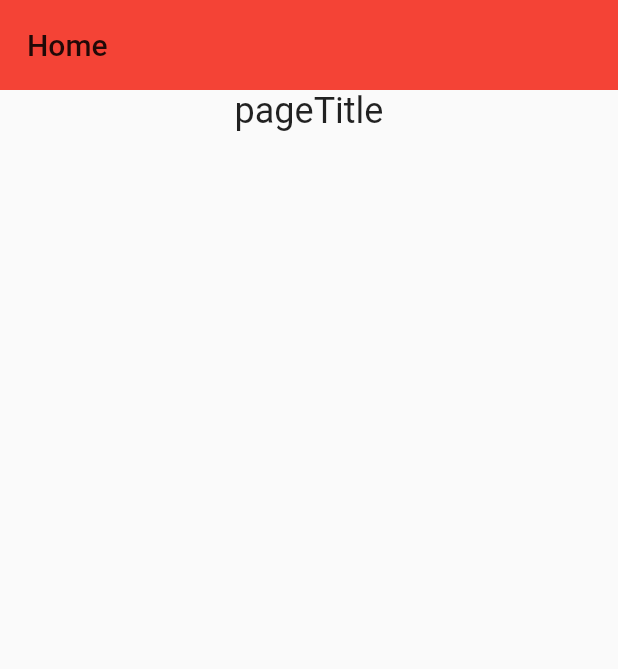
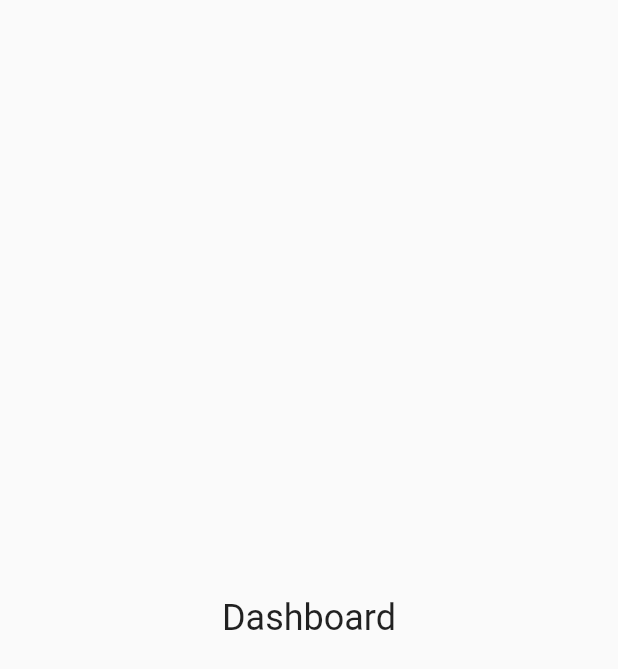
Before and after one commit to Adotac/SAMIDS-Project, a Flutter app: the screen it shows after launch, on a phone screen of 412 x 824 dp. Shown: the top 669 px of the screen. Run offline on Flutter 3.47's test engine with Material 2 defaults, Android fonts, the phone set to English and light mode, and no system bars; our stand-ins replace sidebarx; missing offline and left inert: dart:html.

Commit message:
sidebar working

```diff
--- a/_flutter src-code/lib/src/app.dart
+++ b/_flutter src-code/lib/src/app.dart
@@ -1,7 +1,8 @@
 import 'package:flutter/material.dart';
 
 import 'package:flutter_localizations/flutter_localizations.dart';
-import 'package:samids_web_app/src/screen/admin/dashboard.dart';
+
+import 'package:samids_web_app/src/screen/admin/admin_view.dart';
 import 'package:samids_web_app/src/screen/login.dart';
 import 'package:samids_web_app/src/settings/settings_controller.dart';
 
@@ -64,7 +65,7 @@ class MyApp extends StatelessWidget {
             return MaterialPageRoute<void>(
               settings: routeSettings,
               builder: (BuildContext context) {
-                return AdminDashboard();
+                return AdminView();
               },
             );
           },
--- /dev/null
+++ b/_flutter src-code/lib/src/constant/constant_values.dart
@@ -0,0 +1,25 @@
+import 'package:flutter/material.dart';
+
+String getTitleByIndex(int index) {
+  switch (index) {
+    case 0:
+      return 'Dashboard';
+    case 1:
+      return 'Attendance';
+    case 2:
+      return 'Classes';
+    case 3:
+      return 'Accounts';
+    case 4:
+      return 'Configurations';
+    default:
+      return 'Not found page';
+  }
+}
+
+const primaryColor = Color(0xFF685BFF);
+const scaffoldBackgroundColor = Color(0xFF464667);
+const accentCanvasColor = Color(0xFF3E3E61);
+const black = Colors.black;
+final actionColor = const Color(0xFF5F5FA7).withOpacity(0.6);
+final divider = Divider(color: black.withOpacity(0.3), height: 1);
--- /dev/null
+++ b/_flutter src-code/lib/src/screen/admin/admin_view.dart
@@ -0,0 +1,38 @@
+// ignore_for_file: prefer_const_constructors
+
+import 'package:flutter/material.dart';
+import 'package:samids_web_app/src/screen/admin/screen_navigator.dart';
+import 'package:samids_web_app/src/screen/admin/sidebar_navigator.dart';
+import 'package:sidebarx/sidebarx.dart';
+
+class AdminView extends StatelessWidget {
+  AdminView({Key? key}) : super(key: key);
+
+  final _controller = SidebarXController(selectedIndex: 0, extended: true);
+  final _key = GlobalKey<ScaffoldState>();
+
+  @override
+  Widget build(BuildContext context) {
+    return Builder(
+      builder: (context) {
+        final isSmallScreen = MediaQuery.of(context).size.width < 600;
+        return Scaffold(
+          key: _key,
+          // drawer: ExampleSidebarX(controller: _controller),
+          body: Row(
+            children: [
+              if (!isSmallScreen) SideBarX(controller: _controller),
+              Expanded(
+                child: Center(
+                  child: ScreenNavigator(
+                    controller: _controller,
+                  ),
+                ),
+              ),
+            ],
+          ),
+        );
+      },
+    );
+  }
+}
--- a/_flutter src-code/lib/src/screen/admin/dashboard.dart
+++ /dev/null
@@ -1,207 +0,0 @@
-// ignore_for_file: prefer_const_constructors
-
-import 'package:flutter/material.dart';
-import 'package:sidebarx/sidebarx.dart';
-
-class AdminDashboard extends StatelessWidget {
-  AdminDashboard({Key? key}) : super(key: key);
-
-  final _controller = SidebarXController(selectedIndex: 0, extended: true);
-  final _key = GlobalKey<ScaffoldState>();
-
-  @override
-  Widget build(BuildContext context) {
-    return Builder(
-      builder: (context) {
-        final isSmallScreen = MediaQuery.of(context).size.width < 600;
-        return Scaffold(
-          key: _key,
-
-          // drawer: ExampleSidebarX(controller: _controller),
-          body: Row(
-            children: [
-              if (!isSmallScreen) ExampleSidebarX(controller: _controller),
-              Expanded(
-                child: Center(
-                  child: _ScreensExample(
-                    controller: _controller,
-                  ),
-                ),
-              ),
-            ],
-          ),
-        );
-      },
-    );
-  }
-}
-
-class ExampleSidebarX extends StatelessWidget {
-  const ExampleSidebarX({
-    Key? key,
-    required SidebarXController controller,
-  })  : _controller = controller,
-        super(key: key);
-
-  final SidebarXController _controller;
-
-  @override
-  Widget build(BuildContext context) {
-    return SidebarX(
-      showToggleButton: false,
-      controller: _controller,
-      theme: SidebarXTheme(
-        margin: const EdgeInsets.all(10),
-        decoration: BoxDecoration(
-          // color: canvasColor,
-          borderRadius: BorderRadius.circular(20),
-        ),
-        // hoverColor: scaffoldBackgroundColor,
-        textStyle: TextStyle(color: Colors.black.withOpacity(0.7)),
-        selectedTextStyle: const TextStyle(color: Colors.black),
-        itemTextPadding: const EdgeInsets.only(left: 30),
-        selectedItemTextPadding: const EdgeInsets.only(left: 30),
-        itemDecoration: BoxDecoration(
-          borderRadius: BorderRadius.circular(5),
-          // border: Border.all(color: canvasColor),
-        ),
-        selectedItemDecoration: BoxDecoration(
-          borderRadius: BorderRadius.circular(5),
-          border: Border.all(
-            color: actionColor.withOpacity(0.37),
-          ),
-          // gradient: const LinearGradient(
-          //   colors: [accentCanvasColor, canvasColor],
-          // ),
-          boxShadow: [
-            BoxShadow(
-              color: Colors.white,
-            )
-          ],
-        ),
-        iconTheme: IconThemeData(
-          color: Colors.black,
-          size: 20,
-        ),
-        selectedIconTheme: const IconThemeData(
-          color: Colors.black,
-          size: 20,
-        ),
-      ),
-      extendedTheme: const SidebarXTheme(
-        width: 200,
-        decoration: BoxDecoration(
-          color: Colors.grey,
-        ),
-      ),
-      footerDivider: divider,
-      headerBuilder: (context, extended) {
-        return SizedBox(
-          // height: 1,
-          child: Padding(
-            padding: const EdgeInsets.all(16.0),
-            child: Text("SAMSS"),
-          ),
-        );
-      },
-      items: [
-        SidebarXItem(
-          icon: Icons.home,
-          label: 'Home',
-          onTap: () {
-            debugPrint('Home');
-          },
-        ),
-        const SidebarXItem(
-          icon: Icons.search,
-          label: 'Search',
-        ),
-        const SidebarXItem(
-          icon: Icons.people,
-          label: 'People',
-        ),
-        const SidebarXItem(
-          icon: Icons.favorite,
-          label: 'Favorites',
-        ),
-      ],
-    );
-  }
-}
-
-class _ScreensExample extends StatelessWidget {
-  const _ScreensExample({
-    Key? key,
-    required this.controller,
-  }) : super(key: key);
-
-  final SidebarXController controller;
-
-  @override
-  Widget build(BuildContext context) {
-    final theme = Theme.of(context);
-    return Column(
-      children: [
-        Container(
-          alignment: Alignment.centerLeft,
-          color: Colors.red,
-          height: 60,
-          child: Padding(
-            padding: const EdgeInsets.all(18.0),
-            child: Text(
-              "Home",
-              style: Theme.of(context).textTheme.titleLarge,
-            ),
-          ),
-        ),
-        AnimatedBuilder(
-          animation: controller,
-          builder: (context, child) {
-            final pageTitle = _getTitleByIndex(controller.selectedIndex);
-            switch (controller.selectedIndex) {
-              case 0:
-                return Text(
-                  "pageTitle",
-                  style: theme.textTheme.headlineSmall,
-                );
-              default:
-                return Text(
-                  pageTitle,
-                  style: theme.textTheme.headlineSmall,
-                );
-            }
-          },
-        ),
-      ],
-    );
-  }
-}
-
-String _getTitleByIndex(int index) {
-  switch (index) {
-    case 0:
-      return 'Home';
-    case 1:
-      return 'Search';
-    case 2:
-      return 'People';
-    case 3:
-      return 'Favorites';
-    case 4:
-      return 'Custom iconWidget';
-    case 5:
-      return 'Profile';
-    case 6:
-      return 'Settings';
-    default:
-      return 'Not found page';
-  }
-}
-
-const primaryColor = Color(0xFF685BFF);
-
-const scaffoldBackgroundColor = Color(0xFF464667);
-const accentCanvasColor = Color(0xFF3E3E61);
-const black = Colors.black;
-final actionColor = const Color(0xFF5F5FA7).withOpacity(0.6);
-final divider = Divider(color: black.withOpacity(0.3), height: 1);
--- /dev/null
+++ b/_flutter src-code/lib/src/screen/admin/screen_navigator.dart
@@ -0,0 +1,47 @@
+import 'package:flutter/material.dart';
+import 'package:sidebarx/sidebarx.dart';
+
+import '../../constant/constant_values.dart';
+
+class ScreenNavigator extends StatelessWidget {
+  const ScreenNavigator({
+    Key? key,
+    required this.controller,
+  }) : super(key: key);
+
+  final SidebarXController controller;
+
+  @override
+  Widget build(BuildContext context) {
+    final theme = Theme.of(context);
+    return AnimatedBuilder(
+      animation: controller,
+      builder: (context, child) {
+        final pageTitle = getTitleByIndex(controller.selectedIndex);
+        return Text(
+          pageTitle,
+          style: theme.textTheme.headlineSmall,
+        );
+      },
+    );
+  }
+
+  // Widget body(BuildContext context) {
+  //   return Column(
+  //     children: [
+  //       Container(
+  //         alignment: Alignment.centerLeft,
+  //         // color: Colors.red,
+  //         height: 60,
+  //         child: Padding(
+  //           padding: const EdgeInsets.all(18.0),
+  //           child: Text(
+  //             pageTitle,
+  //             style: Theme.of(context).textTheme.titleLarge,
+  //           ),
+  //         ),
+  //       ),
+  //     ],
+  //   );
+  // }
+}
```
Also changed, not shown: _flutter src-code/lib/src/screen/admin/sidebar_navigator.dart (added, +113 -0 lines), _flutter src-code/lib/src/auth/login.dart (renamed from _flutter src-code/lib/src/auth_screen/login.dart), _flutter src-code/lib/src/auth/signUp.dart (added).
